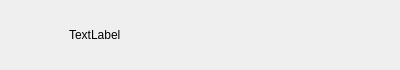
Qt form QChat/conuseritem.ui (Z-xq7/QChat) before a commit.
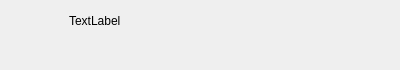
The same form after that commit.

```diff
--- a/QChat/conuseritem.ui
+++ b/QChat/conuseritem.ui
@@ -108,10 +108,76 @@
     </widget>
    </item>
    <item>
-    <widget class="QLabel" name="user_name_lb">
-     <property name="text">
-      <string>TextLabel</string>
-     </property>
+    <widget class="QWidget" name="info_widget" native="true">
+     <layout class="QVBoxLayout" name="info_layout">
+      <property name="spacing">
+       <number>0</number>
+      </property>
+      <property name="leftMargin">
+       <number>0</number>
+      </property>
+      <property name="topMargin">
+       <number>5</number>
+      </property>
+      <property name="rightMargin">
+       <number>0</number>
+      </property>
+      <property name="bottomMargin">
+       <number>5</number>
+      </property>
+      <item>
+       <widget class="QLabel" name="user_name_lb">
+        <property name="text">
+         <string>TextLabel</string>
+        </property>
+       </widget>
+      </item>
+      <item>
+       <layout class="QHBoxLayout" name="status_signature_layout">
+        <property name="spacing">
+         <number>5</number>
+        </property>
+        <property name="leftMargin">
+         <number>0</number>
+        </property>
+        <property name="topMargin">
+         <number>2</number>
+        </property>
+        <property name="rightMargin">
+         <number>0</number>
+        </property>
+        <property name="bottomMargin">
+         <number>2</number>
+        </property>
+        <item>
+         <widget class="QLabel" name="online_status_lb">
+          <property name="maximumSize">
+           <size>
+            <width>80</width>
+            <height>16777215</height>
+           </size>
+          </property>
+          <property name="text">
+           <string/>
+          </property>
+         </widget>
+        </item>
+        <item>
+         <widget class="QLabel" name="user_signature_lb">
+          <property name="maximumSize">
+           <size>
+            <width>16777215</width>
+            <height>16777215</height>
+           </size>
+          </property>
+          <property name="text">
+           <string/>
+          </property>
+         </widget>
+        </item>
+       </layout>
+      </item>
+     </layout>
     </widget>
    </item>
   </layout>
```
